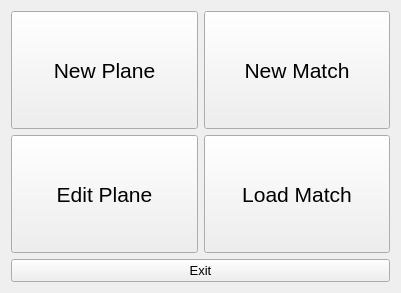
The window that EntryDialog.ui (wchamilton/CEManeuverLog) describes before a commit, drawn with Qt 5.
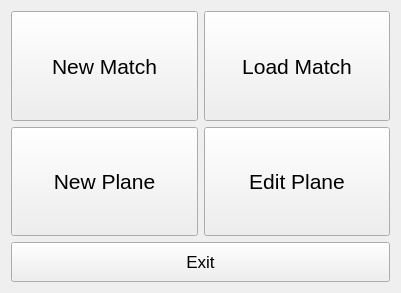
The same window after the commit.

Commit message: Lots and lots and lots of progress. Most models are complete. Many ended up basically like before but with a bit of tweaking. At least it makes it easy to reuse old code. Changed the Maneuver Scene such that it gets given a plane and just populates the available maneuvers. Will need to make another setup for the creator/editor; likely one that just lets a maneuver get added/removed ad-hoc. Created a new window that lets the user select a plane and view its maneuvers as well as stats. Added fields for configuring the crew in this same window.

```diff
--- a/EntryDialog.ui
+++ b/EntryDialog.ui
@@ -15,30 +15,6 @@
   </property>
   <layout class="QGridLayout" name="gridLayout">
    <item row="0" column="0">
-    <widget class="QPushButton" name="newPlaneBtn">
-     <property name="sizePolicy">
-      <sizepolicy hsizetype="Minimum" vsizetype="Minimum">
-       <horstretch>0</horstretch>
-       <verstretch>0</verstretch>
-      </sizepolicy>
-     </property>
-     <property name="font">
-      <font>
-       <pointsize>16</pointsize>
-      </font>
-     </property>
-     <property name="focusPolicy">
-      <enum>Qt::ClickFocus</enum>
-     </property>
-     <property name="text">
-      <string>New Plane</string>
-     </property>
-     <property name="autoDefault">
-      <bool>false</bool>
-     </property>
-    </widget>
-   </item>
-   <item row="0" column="1">
     <widget class="QPushButton" name="newMatchBtn">
      <property name="sizePolicy">
       <sizepolicy hsizetype="Minimum" vsizetype="Minimum">
@@ -49,7 +25,6 @@
      <property name="font">
       <font>
        <pointsize>16</pointsize>
-       <kerning>false</kerning>
       </font>
      </property>
      <property name="focusPolicy">
@@ -63,7 +38,56 @@
      </property>
     </widget>
    </item>
+   <item row="0" column="1">
+    <widget class="QPushButton" name="loadMatchBtn">
+     <property name="sizePolicy">
+      <sizepolicy hsizetype="Minimum" vsizetype="Minimum">
+       <horstretch>0</horstretch>
+       <verstretch>0</verstretch>
+      </sizepolicy>
+     </property>
+     <property name="font">
+      <font>
+       <pointsize>16</pointsize>
+       <kerning>false</kerning>
+      </font>
+     </property>
+     <property name="focusPolicy">
+      <enum>Qt::FocusPolicy::ClickFocus</enum>
+     </property>
+     <property name="text">
+      <string>Load Match</string>
+     </property>
+     <property name="autoDefault">
+      <bool>false</bool>
+     </property>
+    </widget>
+   </item>
    <item row="1" column="0">
+    <widget class="QPushButton" name="newPlaneBtn">
+     <property name="sizePolicy">
+      <sizepolicy hsizetype="Minimum" vsizetype="Minimum">
+       <horstretch>0</horstretch>
+       <verstretch>0</verstretch>
+      </sizepolicy>
+     </property>
+     <property name="font">
+      <font>
+       <pointsize>16</pointsize>
+      </font>
+     </property>
+     <property name="focusPolicy">
+      <enum>Qt::FocusPolicy::ClickFocus</enum>
+     </property>
+     <property name="text">
+      <string>New Plane</string>
+     </property>
+     <property name="autoDefault">
+      <bool>false</bool>
+     </property>
+    </widget>
+   </item>
+   <item row="1" column="1">
     <widget class="QPushButton" name="editPlaneBtn">
      <property name="sizePolicy">
       <sizepolicy hsizetype="Minimum" vsizetype="Minimum">
@@ -87,41 +111,17 @@
      </property>
     </widget>
    </item>
-   <item row="1" column="1">
-    <widget class="QPushButton" name="loadMatchBtn">
-     <property name="sizePolicy">
-      <sizepolicy hsizetype="Minimum" vsizetype="Minimum">
-       <horstretch>0</horstretch>
-       <verstretch>0</verstretch>
-      </sizepolicy>
-     </property>
-     <property name="font">
-      <font>
-       <pointsize>16</pointsize>
-      </font>
-     </property>
-     <property name="focusPolicy">
-      <enum>Qt::ClickFocus</enum>
-     </property>
-     <property name="text">
-      <string>Load Match</string>
-     </property>
-     <property name="autoDefault">
-      <bool>false</bool>
-     </property>
-    </widget>
-   </item>
    <item row="2" column="0" colspan="2">
     <widget class="QPushButton" name="exitBtn">
      <property name="minimumSize">
       <size>
        <width>0</width>
-       <height>20</height>
+       <height>40</height>
       </size>
      </property>
      <property name="font">
       <font>
-       <pointsize>10</pointsize>
+       <pointsize>13</pointsize>
       </font>
      </property>
      <property name="focusPolicy">
```
Left out of the diff: 6 changed lines with no effect on the pictures. The commit also changes 23 other files.
